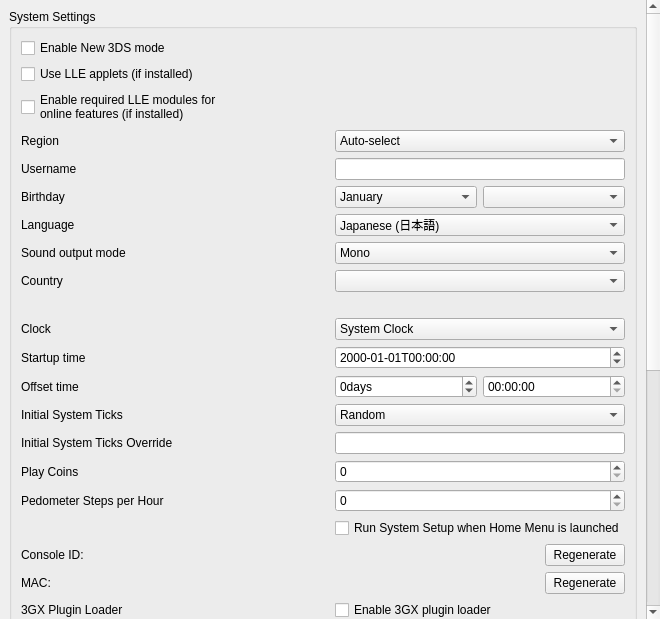
Qt form src/citra_qt/configuration/configure_system.ui (amwatson/CitraVR) before a commit.
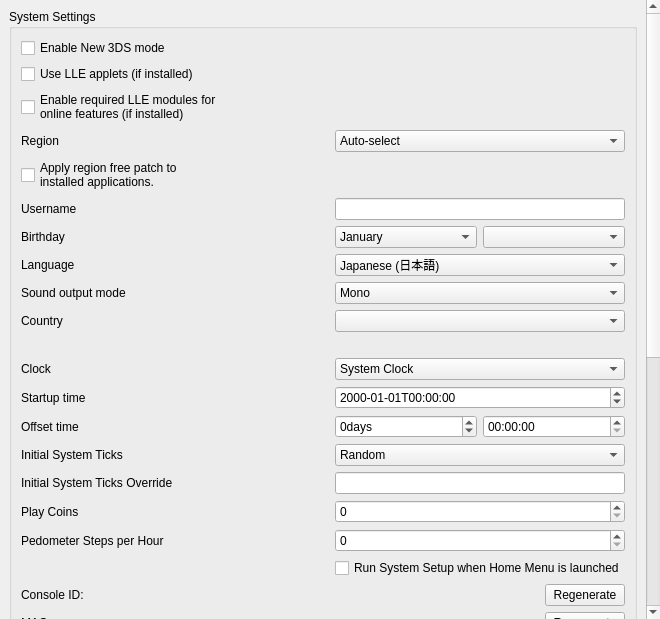
The same form after that commit.

Commit message: core: Add SMDH region free patch setting (#1541)

```diff
--- a/src/citra_qt/configuration/configure_system.ui
+++ b/src/citra_qt/configuration/configure_system.ui
@@ -140,7 +140,18 @@
               </item>
              </widget>
             </item>
-            <item row="4" column="1">
+            <item row="4" column="0">
+             <widget class="QCheckBox" name="apply_region_free_patch">
+              <property name="text">
+               <string>Apply region free patch to
+installed applications.</string>
+              </property>
+              <property name="toolTip">
+               <string>Patches the region of installed applications to be region free, so that they always appear on the home menu.</string>
+              </property>
+             </widget>
+            </item>
+            <item row="5" column="1">
              <widget class="QLineEdit" name="edit_username">
               <property name="sizePolicy">
                <sizepolicy hsizetype="Preferred" vsizetype="Fixed">
@@ -153,21 +164,21 @@
               </property>
              </widget>
             </item>
-            <item row="4" column="0">
+            <item row="5" column="0">
              <widget class="QLabel" name="label_username">
               <property name="text">
                <string>Username</string>
               </property>
              </widget>
             </item>
-            <item row="5" column="0">
+            <item row="6" column="0">
              <widget class="QLabel" name="label_birthday">
               <property name="text">
                <string>Birthday</string>
               </property>
              </widget>
             </item>
-            <item row="5" column="1">
+            <item row="6" column="1">
              <layout class="QHBoxLayout" name="horizontalLayout_birthday2">
               <item>
                <widget class="QComboBox" name="combo_birthmonth">
@@ -238,14 +249,14 @@
               </item>
              </layout>
             </item>
-            <item row="6" column="0">
+            <item row="7" column="0">
              <widget class="QLabel" name="label_language">
               <property name="text">
                <string>Language</string>
               </property>
              </widget>
             </item>
-            <item row="6" column="1">
+            <item row="7" column="1">
              <widget class="QComboBox" name="combo_language">
               <property name="toolTip">
                <string>Note: this can be overridden when region setting is auto-select</string>
@@ -312,14 +323,14 @@
               </item>
              </widget>
             </item>
-            <item row="7" column="0">
+            <item row="8" column="0">
              <widget class="QLabel" name="label_sound">
               <property name="text">
                <string>Sound output mode</string>
               </property>
              </widget>
             </item>
-            <item row="7" column="1">
+            <item row="8" column="1">
              <widget class="QComboBox" name="combo_sound">
               <item>
                <property name="text">
@@ -338,31 +349,31 @@
               </item>
              </widget>
             </item>
-            <item row="8" column="0">
+            <item row="9" column="0">
              <widget class="QLabel" name="label_country">
               <property name="text">
                <string>Country</string>
               </property>
              </widget>
             </item>
-            <item row="8" column="1">
-             <widget class="QComboBox" name="combo_country"/>
-            </item>
             <item row="9" column="1">
+             <widget class="QComboBox" name="combo_country"/>
+            </item>
+            <item row="10" column="1">
              <widget class="QLabel" name="label_country_invalid">
               <property name="text">
                <string/>
               </property>
              </widget>
             </item>
-            <item row="10" column="0">
+            <item row="11" column="0">
              <widget class="QLabel" name="label_init_clock">
               <property name="text">
                <string>Clock</string>
               </property>
              </widget>
             </item>
-            <item row="10" column="1">
+            <item row="11" column="1">
              <widget class="QComboBox" name="combo_init_clock">
               <item>
                <property name="text">
@@ -376,28 +387,28 @@
               </item>
              </widget>
             </item>
-            <item row="11" column="0">
+            <item row="12" column="0">
              <widget class="QLabel" name="label_init_time">
               <property name="text">
                <string>Startup time</string>
               </property>
              </widget>
             </item>
-            <item row="11" column="1">
+            <item row="12" column="1">
              <widget class="QDateTimeEdit" name="edit_init_time">
               <property name="displayFormat">
                <string>yyyy-MM-ddTHH:mm:ss</string>
               </property>
              </widget>
             </item>
-            <item row="12" column="0">
+            <item row="13" column="0">
              <widget class="QLabel" name="label_init_time_offset">
               <property name="text">
                <string>Offset time</string>
               </property>
              </widget>
             </item>
-            <item row="12" column="1">
+            <item row="13" column="1">
              <layout class="QGridLayout" name="edit_init_time_offset_grid">
               <item row="0" column="0">
                <widget class="QSpinBox" name="edit_init_time_offset_days">
@@ -421,14 +432,14 @@
               </item>
              </layout>
             </item>
-            <item row="13" column="0">
+            <item row="14" column="0">
              <widget class="QLabel" name="label_init_ticks_type">
               <property name="text">
                <string>Initial System Ticks</string>
               </property>
              </widget>
             </item>
-            <item row="13" column="1">
+            <item row="14" column="1">
              <widget class="QComboBox" name="combo_init_ticks_type">
               <item>
                <property name="text">
@@ -442,14 +453,14 @@
               </item>
              </widget>
             </item>
-            <item row="14" column="0">
+            <item row="15" column="0">
              <widget class="QLabel" name="label_init_ticks_value">
               <property name="text">
                <string>Initial System Ticks Override</string>
               </property>
              </widget>
             </item>
-            <item row="14" column="1">
+            <item row="15" column="1">
              <widget class="QLineEdit" name="edit_init_ticks_value">
               <property name="sizePolicy">
                <sizepolicy hsizetype="Preferred" vsizetype="Fixed">
@@ -462,21 +473,21 @@
               </property>
              </widget>
             </item>
-            <item row="15" column="0">
+            <item row="16" column="0">
              <widget class="QLabel" name="label_play_coins">
               <property name="text">
                <string>Play Coins</string>
               </property>
              </widget>
             </item>
-            <item row="15" column="1">
+            <item row="16" column="1">
              <widget class="QSpinBox" name="spinBox_play_coins">
               <property name="maximum">
                <number>300</number>
               </property>
              </widget>
             </item>
-            <item row="16" column="0">
+            <item row="17" column="0">
               <widget class="QLabel" name="label_steps_per_hour">
                 <property name="toolTip">
                  <string>&lt;html&gt;&lt;head/&gt;&lt;body&gt;&lt;p&gt;Number of steps per hour reported by the pedometer. Range from 0 to 65,535.&lt;/p&gt;&lt;/body&gt;&lt;/html&gt;</string>
@@ -486,28 +497,28 @@
                 </property>
               </widget>
             </item>
-            <item row="16" column="1">
+            <item row="17" column="1">
               <widget class="QSpinBox" name="spinBox_steps_per_hour">
                 <property name="maximum">
                   <number>9999</number>
                 </property>
               </widget>
             </item>
-            <item row="17" column="1">
+            <item row="18" column="1">
              <widget class="QCheckBox" name="toggle_system_setup">
               <property name="text">
                <string>Run System Setup when Home Menu is launched</string>
               </property>
              </widget>
             </item>
-            <item row="18" column="0">
+            <item row="19" column="0">
              <widget class="QLabel" name="label_console_id">
               <property name="text">
                <string>Console ID:</string>
               </property>
              </widget>
             </item>
-            <item row="18" column="1">
+            <item row="19" column="1">
              <widget class="QPushButton" name="button_regenerate_console_id">
               <property name="sizePolicy">
                <sizepolicy hsizetype="Fixed" vsizetype="Fixed">
@@ -523,14 +534,14 @@
               </property>
              </widget>
             </item>
-            <item row="19" column="0">
+            <item row="20" column="0">
               <widget class="QLabel" name="label_mac">
                 <property name="text">
                   <string>MAC:</string>
                 </property>
               </widget>
             </item>
-            <item row="19" column="1">
+            <item row="20" column="1">
               <widget class="QPushButton" name="button_regenerate_mac">
                 <property name="sizePolicy">
                   <sizepolicy hsizetype="Fixed" vsizetype="Fixed">
@@ -546,21 +557,21 @@
                 </property>
               </widget>
             </item>
-            <item row="20" column="0">
+            <item row="21" column="0">
              <widget class="QLabel" name="label_plugin_loader">
               <property name="text">
                <string>3GX Plugin Loader</string>
               </property>
              </widget>
             </item>
-            <item row="20" column="1">
+            <item row="21" column="1">
              <widget class="QCheckBox" name="plugin_loader">
               <property name="text">
                <string>Enable 3GX plugin loader</string>
               </property>
              </widget>
             </item>
-            <item row="21" column="1">
+            <item row="22" column="1">
              <widget class="QCheckBox" name="allow_plugin_loader">
               <property name="text">
                <string>Allow applications to change plugin loader state</string>
```
The commit also changes 11 other files.
